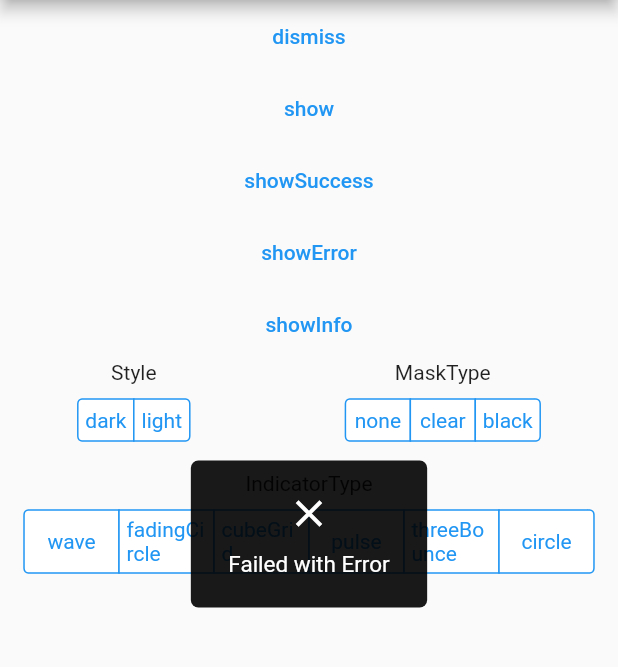
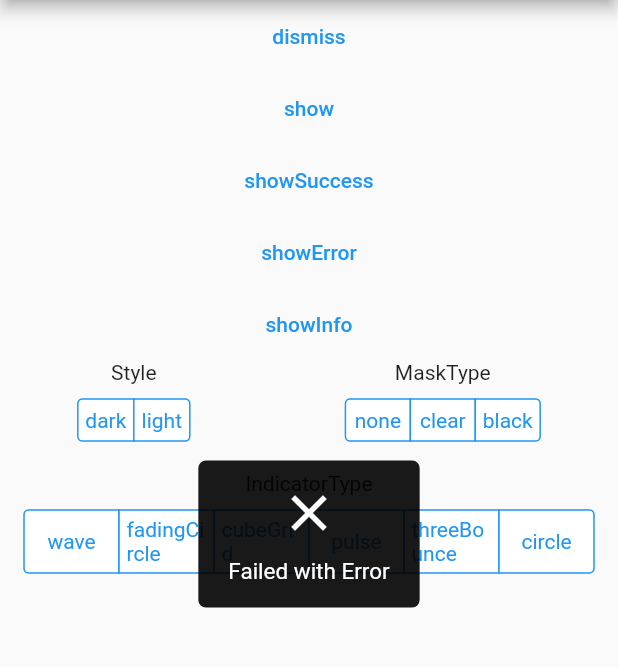
Before and after one commit to nslogx/flutter_easyloading, a Flutter app: the screen it shows after launch, after a tap on "show", after a tap on "showSuccess", after a tap on "showError", on a phone screen of 412 x 824 dp, the part 84-751 px from its top. Run offline on Flutter 3.47's test engine with Material 2 defaults, Android fonts, the phone set to English and light mode, and no system bars; our stand-ins replace flutter_spinkit.

Commit message:
update version 0.0.3

```diff
--- a/lib/src/easy_loading.dart
+++ b/lib/src/easy_loading.dart
@@ -7,7 +7,6 @@ import './widgets/container.dart';
 enum EasyLoadingStyle {
   light,
   dark,
-  custom,
 }
 
 /// loading animation type. see [https://github.com/jogboms/flutter_spinkit#-showcase]
@@ -51,8 +50,8 @@ class EasyLoading {
   /// loading style, default [EasyLoadingStyle.dark]
   EasyLoadingStyle loadingStyle;
 
-  /// loading animation type, default [EasyLoadingIndicatorType.fadingCircle]
-  EasyLoadingIndicatorType animationType;
+  /// loading indicator type, default [EasyLoadingIndicatorType.fadingCircle]
+  EasyLoadingIndicatorType indicatorType;
 
   /// loading mask type, default [EasyLoadingMaskType.none]
   EasyLoadingMaskType maskType;
@@ -63,7 +62,7 @@ class EasyLoading {
   /// content padding of loading.
   EdgeInsets contentPadding;
 
-  /// size of indicator, default 30.0.
+  /// size of indicator, default 40.0.
   double indicatorSize;
 
   /// radius of loading, default 5.0.
@@ -87,16 +86,16 @@ class EasyLoading {
   EasyLoading._internal() {
     /// set deafult value
     loadingStyle = EasyLoadingStyle.dark;
-    animationType = EasyLoadingIndicatorType.wave;
+    indicatorType = EasyLoadingIndicatorType.wave;
     maskType = EasyLoadingMaskType.none;
     textAlign = TextAlign.center;
-    indicatorSize = 30.0;
+    indicatorSize = 40.0;
     radius = 5.0;
     fontSize = 15.0;
     displayDuration = const Duration(milliseconds: 2000);
     contentPadding = const EdgeInsets.symmetric(
-      vertical: 20.0,
-      horizontal: 25.0,
+      vertical: 15.0,
+      horizontal: 20.0,
     );
   }
 
@@ -121,7 +120,9 @@ class EasyLoading {
   }) {
     Widget w = Icon(
       Icons.done,
-      color: Colors.white,
+      color: _getInstance().loadingStyle == EasyLoadingStyle.dark
+          ? Colors.white
+          : Colors.black,
       size: _getInstance().indicatorSize,
     );
     _getInstance()._show(
@@ -138,7 +139,9 @@ class EasyLoading {
   }) {
     Widget w = Icon(
       Icons.clear,
-      color: Colors.white,
+      color: _getInstance().loadingStyle == EasyLoadingStyle.dark
+          ? Colors.white
+          : Colors.black,
       size: _getInstance().indicatorSize,
     );
     _getInstance()._show(
@@ -155,7 +158,9 @@ class EasyLoading {
   }) {
     Widget w = Icon(
       Icons.info_outline,
-      color: Colors.white,
+      color: _getInstance().loadingStyle == EasyLoadingStyle.dark
+          ? Colors.white
+          : Colors.black,
       size: _getInstance().indicatorSize,
     );
     _getInstance()._show(
@@ -188,15 +193,16 @@ class EasyLoading {
   }) {
     _stopTimer();
 
+    GlobalKey<LoadingContainerState> _key = GlobalKey<LoadingContainerState>();
+    bool _animation = _getInstance().overlayEntry == null;
     _remove();
-
-    GlobalKey<LoadingContainerState> _key = GlobalKey<LoadingContainerState>();
 
     OverlayEntry _overlayEntry = OverlayEntry(
       builder: (BuildContext context) => LoadingContainer(
         key: _key,
         status: status,
         indicator: w,
+        animation: _animation,
       ),
     );
 
--- a/lib/src/widgets/container.dart
+++ b/lib/src/widgets/container.dart
@@ -7,11 +7,13 @@ import '../easy_loading.dart';
 class LoadingContainer extends StatefulWidget {
   final Widget indicator;
   final String status;
+  final bool animation;
 
   LoadingContainer({
     Key key,
     this.indicator,
     this.status,
+    this.animation = true,
   }) : super(key: key);
 
   @override
@@ -31,20 +33,28 @@ class LoadingContainerState extends State<LoadingContainer> {
           ? Colors.white
           : Colors.black;
   final EasyLoadingMaskType maskType = EasyLoading.instance.maskType;
+
   double _opacity = 0.0;
-  Duration _animationDuration = Duration(milliseconds: 300);
+  Duration _animationDuration;
 
   @override
   void initState() {
     super.initState();
-    Future.delayed(const Duration(milliseconds: 30), () {
-      if (!mounted) {
-        return;
-      }
+    _animationDuration = widget.animation
+        ? const Duration(milliseconds: 300)
+        : const Duration(milliseconds: 0);
+    if (widget.animation) {
+      Future.delayed(const Duration(milliseconds: 30), () {
+        if (!mounted) return;
+        setState(() {
+          _opacity = 1.0;
+        });
+      });
+    } else {
       setState(() {
         _opacity = 1.0;
       });
-    });
+    }
   }
 
   @override
@@ -54,6 +64,7 @@ class LoadingContainerState extends State<LoadingContainer> {
 
   dismiss(Completer completer) {
     setState(() {
+      _animationDuration = const Duration(milliseconds: 300);
       _opacity = 0.0;
     });
     Future.delayed(_animationDuration, () {
--- a/lib/src/widgets/indicator.dart
+++ b/lib/src/widgets/indicator.dart
@@ -14,8 +14,8 @@ class LoadingIndicator extends StatefulWidget {
 
 class _LoadingIndicatorState extends State<LoadingIndicator> {
   final double _size = EasyLoading.instance.indicatorSize;
-  final EasyLoadingIndicatorType _animationType =
-      EasyLoading.instance.animationType;
+  final EasyLoadingIndicatorType _indicatorType =
+      EasyLoading.instance.indicatorType;
   final Color _indicatorColor =
       EasyLoading.instance.loadingStyle == EasyLoadingStyle.dark
           ? Colors.white
@@ -34,7 +34,8 @@ class _LoadingIndicatorState extends State<LoadingIndicator> {
   @override
   Widget build(BuildContext context) {
     Widget _indicator;
-    switch (_animationType) {
+    double _width = _size;
+    switch (_indicatorType) {
       case EasyLoadingIndicatorType.fadingCircle:
         _indicator = SpinKitFadingCircle(
           color: _indicatorColor,
@@ -52,6 +53,7 @@ class _LoadingIndicatorState extends State<LoadingIndicator> {
           color: _indicatorColor,
           size: _size,
         );
+        _width = _size * 2;
         break;
       case EasyLoadingIndicatorType.chasingDots:
         _indicator = SpinKitChasingDots(
@@ -64,6 +66,7 @@ class _LoadingIndicatorState extends State<LoadingIndicator> {
           color: _indicatorColor,
           size: _size,
         );
+        _width = _size * 1.25;
         break;
       case EasyLoadingIndicatorType.wanderingCubes:
         _indicator = SpinKitWanderingCubes(
@@ -178,7 +181,7 @@ class _LoadingIndicatorState extends State<LoadingIndicator> {
 
     return Container(
       constraints: BoxConstraints(
-        maxWidth: _size * 2,
+        maxWidth: _width,
       ),
       child: _indicator,
     );
--- a/pubspec.yaml
+++ b/pubspec.yaml
@@ -1,6 +1,6 @@
 name: flutter_easyloading
 description: a clean and lightweight Loading widget for Flutter App, easy to use without context.
-version: 0.0.2
+version: 0.0.3
 homepage: https://github.com/huangjianke/flutter_easyloading
 
 environment:
```
Also changed, not shown: example/pubspec.lock (added).
